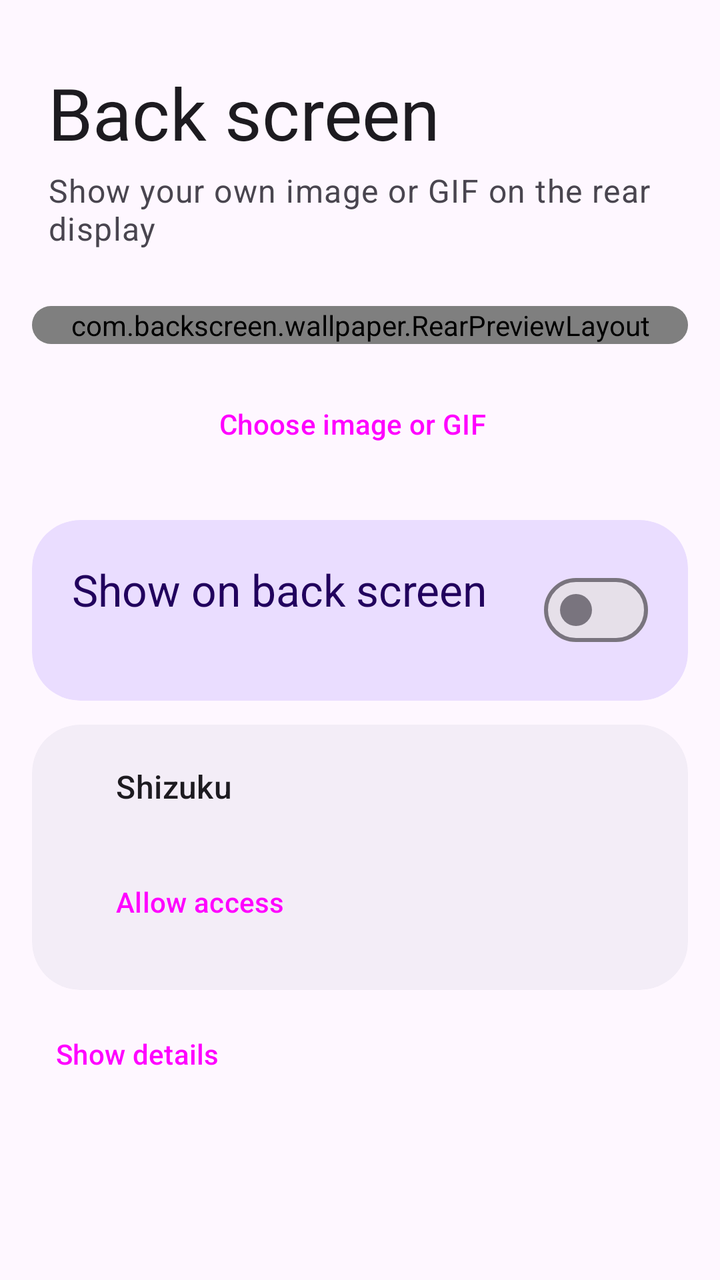
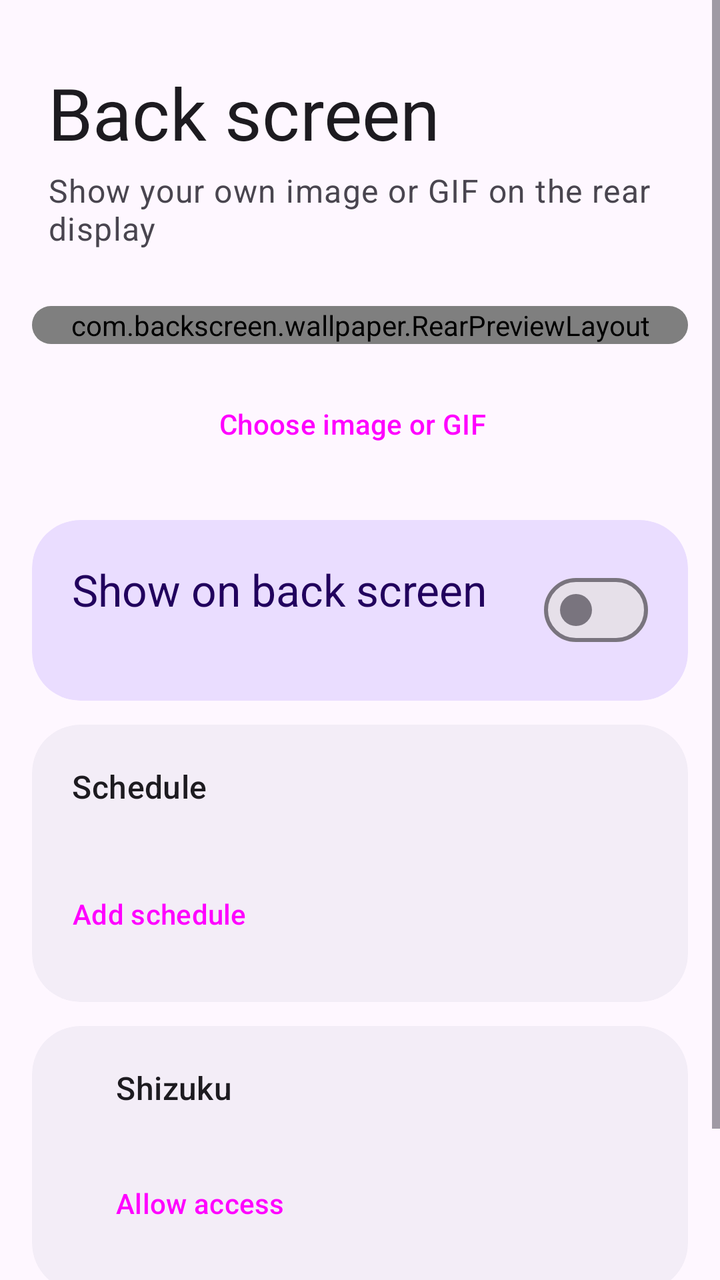

The first picture is an Android layout as it rendered before a commit; the second is the same layout after the commit. The layout source and the unified diff follow.
<!-- AndroidManifest.xml: application theme Theme.BackScreen -->
<!-- res/layout/activity_main.xml -->
<?xml version="1.0" encoding="utf-8"?>
<ScrollView xmlns:android="http://schemas.android.com/apk/res/android"
    xmlns:app="http://schemas.android.com/apk/res-auto"
    android:id="@+id/root"
    android:layout_width="match_parent"
    android:layout_height="match_parent"
    android:background="?attr/colorSurface"
    android:clipToPadding="false"
    android:fitsSystemWindows="true">

    <LinearLayout
        android:layout_width="match_parent"
        android:layout_height="wrap_content"
        android:orientation="vertical"
        android:paddingHorizontal="16dp"
        android:paddingTop="32dp"
        android:paddingBottom="24dp">

        <TextView
            android:layout_width="wrap_content"
            android:layout_height="wrap_content"
            android:layout_marginHorizontal="8dp"
            android:text="@string/title"
            android:textAppearance="?attr/textAppearanceDisplaySmall"
            android:textColor="?attr/colorOnSurface" />

        <TextView
            android:layout_width="wrap_content"
            android:layout_height="wrap_content"
            android:layout_marginHorizontal="8dp"
            android:layout_marginTop="4dp"
            android:text="@string/subtitle"
            android:textAppearance="?attr/textAppearanceBodyLarge"
            android:textColor="?attr/colorOnSurfaceVariant" />

        
        <com.google.android.material.card.MaterialCardView
            android:id="@+id/previewCard"
            style="@style/Widget.Material3.CardView.Filled"
            android:layout_width="match_parent"
            android:layout_height="wrap_content"
            android:layout_marginTop="28dp"
            android:clickable="true"
            android:focusable="true"
            app:cardBackgroundColor="?attr/colorSurfaceContainerHighest"
            app:cardCornerRadius="28dp">

            <com.backscreen.wallpaper.RearPreviewLayout
                android:id="@+id/previewFrame"
                android:layout_width="match_parent"
                android:layout_height="wrap_content">

                <ImageView
                    android:id="@+id/preview"
                    android:layout_width="match_parent"
                    android:layout_height="match_parent"
                    android:contentDescription="@string/title"
                    android:scaleType="centerCrop" />

                <LinearLayout
                    android:id="@+id/emptyState"
                    android:layout_width="wrap_content"
                    android:layout_height="wrap_content"
                    android:layout_gravity="center"
                    android:gravity="center_horizontal"
                    android:orientation="vertical">

                    <ImageView
                        android:layout_width="40dp"
                        android:layout_height="40dp"
                        android:importantForAccessibility="no"
                        android:src="@drawable/ic_image"
                        app:tint="?attr/colorOnSurfaceVariant" />

                    <TextView
                        android:layout_width="wrap_content"
                        android:layout_height="wrap_content"
                        android:layout_marginTop="8dp"
                        android:text="@string/no_image"
                        android:textAppearance="?attr/textAppearanceBodyMedium"
                        android:textColor="?attr/colorOnSurfaceVariant" />
                </LinearLayout>
            </com.backscreen.wallpaper.RearPreviewLayout>
        </com.google.android.material.card.MaterialCardView>

        <Button
            android:id="@+id/chooseButton"
            style="@style/Widget.Material3.Button.TonalButton.Icon"
            android:layout_width="wrap_content"
            android:layout_height="wrap_content"
            android:layout_gravity="center_horizontal"
            android:layout_marginTop="16dp"
            android:text="@string/choose_image"
            app:icon="@drawable/ic_image" />

        
        <com.google.android.material.card.MaterialCardView
            android:id="@+id/cameraCard"
            style="@style/Widget.BackScreen.Card"
            android:layout_width="match_parent"
            android:layout_height="wrap_content"
            android:layout_marginTop="16dp"
            android:clickable="true"
            android:focusable="true"
            android:visibility="gone"
            app:cardBackgroundColor="?attr/colorSurfaceContainer">

            <LinearLayout
                android:layout_width="match_parent"
                android:layout_height="wrap_content"
                android:gravity="center_vertical"
                android:orientation="horizontal">

                <LinearLayout
                    android:layout_width="0dp"
                    android:layout_height="wrap_content"
                    android:layout_weight="1"
                    android:orientation="vertical">

                    <TextView
                        android:layout_width="wrap_content"
                        android:layout_height="wrap_content"
                        android:text="@string/avoid_camera_title"
                        android:textAppearance="?attr/textAppearanceTitleMedium"
                        android:textColor="?attr/colorOnSurface" />

                    <TextView
                        android:layout_width="wrap_content"
                        android:layout_height="wrap_content"
                        android:layout_marginTop="2dp"
                        android:text="@string/avoid_camera_summary"
                        android:textAppearance="?attr/textAppearanceBodyMedium"
                        android:textColor="?attr/colorOnSurfaceVariant" />
                </LinearLayout>

                <com.google.android.material.materialswitch.MaterialSwitch
                    android:id="@+id/cameraSwitch"
                    android:layout_width="wrap_content"
                    android:layout_height="wrap_content" />
            </LinearLayout>
        </com.google.android.material.card.MaterialCardView>

        
        <com.google.android.material.card.MaterialCardView
            android:id="@+id/toggleCard"
            style="@style/Widget.BackScreen.Card"
            android:layout_width="match_parent"
            android:layout_height="wrap_content"
            android:layout_marginTop="24dp"
            android:clickable="true"
            android:focusable="true"
            app:cardBackgroundColor="?attr/colorPrimaryContainer">

            <LinearLayout
                android:layout_width="match_parent"
                android:layout_height="wrap_content"
                android:gravity="center_vertical"
                android:orientation="horizontal">

                <LinearLayout
                    android:layout_width="0dp"
                    android:layout_height="wrap_content"
                    android:layout_weight="1"
                    android:orientation="vertical">

                    <TextView
                        android:layout_width="wrap_content"
                        android:layout_height="wrap_content"
                        android:text="@string/show_on_back_screen"
                        android:textAppearance="?attr/textAppearanceTitleLarge"
                        android:textColor="?attr/colorOnPrimaryContainer" />

                    <TextView
                        android:id="@+id/toggleState"
                        android:layout_width="wrap_content"
                        android:layout_height="wrap_content"
                        android:layout_marginTop="2dp"
                        android:textAppearance="?attr/textAppearanceBodyMedium"
                        android:textColor="?attr/colorOnPrimaryContainer" />
                </LinearLayout>

                <com.google.android.material.materialswitch.MaterialSwitch
                    android:id="@+id/toggleSwitch"
                    android:layout_width="wrap_content"
                    android:layout_height="wrap_content" />
            </LinearLayout>
        </com.google.android.material.card.MaterialCardView>

        
        <com.google.android.material.card.MaterialCardView
            style="@style/Widget.BackScreen.Card"
            android:layout_width="match_parent"
            android:layout_height="wrap_content"
            android:layout_marginTop="12dp"
            app:cardBackgroundColor="?attr/colorSurfaceContainer">

            <LinearLayout
                android:layout_width="match_parent"
                android:layout_height="wrap_content"
                android:orientation="vertical">

                <LinearLayout
                    android:layout_width="match_parent"
                    android:layout_height="wrap_content"
                    android:gravity="center_vertical"
                    android:orientation="horizontal">

                    <View
                        android:id="@+id/shizukuDot"
                        android:layout_width="10dp"
                        android:layout_height="10dp"
                        android:layout_marginEnd="12dp" />

                    <TextView
                        android:layout_width="wrap_content"
                        android:layout_height="wrap_content"
                        android:text="@string/shizuku_title"
                        android:textAppearance="?attr/textAppearanceTitleMedium"
                        android:textColor="?attr/colorOnSurface" />
                </LinearLayout>

                <TextView
                    android:id="@+id/shizukuStatus"
                    android:layout_width="wrap_content"
                    android:layout_height="wrap_content"
                    android:layout_marginStart="22dp"
                    android:layout_marginTop="4dp"
                    android:textAppearance="?attr/textAppearanceBodyMedium"
                    android:textColor="?attr/colorOnSurfaceVariant" />

                <Button
                    android:id="@+id/allowButton"
                    style="@style/Widget.Material3.Button.TextButton"
                    android:layout_width="wrap_content"
                    android:layout_height="wrap_content"
                    android:layout_marginStart="10dp"
                    android:text="@string/allow_access" />
            </LinearLayout>
        </com.google.android.material.card.MaterialCardView>

        <Button
            android:id="@+id/detailsButton"
            style="@style/Widget.Material3.Button.TextButton"
            android:layout_width="wrap_content"
            android:layout_height="wrap_content"
            android:layout_marginTop="8dp"
            android:text="@string/show_details" />

        <TextView
            android:id="@+id/log"
            android:layout_width="match_parent"
            android:layout_height="wrap_content"
            android:layout_marginHorizontal="8dp"
            android:fontFamily="monospace"
            android:textAppearance="?attr/textAppearanceBodySmall"
            android:textColor="?attr/colorOnSurfaceVariant"
            android:textIsSelectable="true"
            android:visibility="gone" />
    </LinearLayout>
</ScrollView>
<!-- resources referenced by this layout -->
<resources>
  <!-- drawable ic_image (drawable) -->
  <vector xmlns:android="http://schemas.android.com/apk/res/android"
      android:width="24dp"
      android:height="24dp"
      android:tint="?android:attr/colorControlNormal"
      android:viewportWidth="24"
      android:viewportHeight="24">
      <path
          android:fillColor="@android:color/white"
          android:pathData="M21,19V5c0,-1.1 -0.9,-2 -2,-2H5c-1.1,0 -2,0.9 -2,2v14c0,1.1 0.9,2 2,2h14c1.1,0 2,-0.9 2,-2zM8.5,13.5l2.5,3.01L14.5,12l4.5,6H5l3.5,-4.5z" />
  </vector>
  <string name="allow_access">Allow access</string>
  <string name="avoid_camera_summary">Fit the image beside the camera instead of partly behind it</string>
  <string name="avoid_camera_title">Keep clear of the camera</string>
  <string name="choose_image">Choose image or GIF</string>
  <string name="no_image">No image chosen</string>
  <string name="shizuku_title">Shizuku</string>
  <string name="show_details">Show details</string>
  <string name="show_on_back_screen">Show on back screen</string>
  <string name="subtitle">Show your own image or GIF on the rear display</string>
  <string name="title">Back screen</string>
  <style name="Widget.BackScreen.Card" parent="Widget.Material3.CardView.Filled">
          <item name="cardCornerRadius">24dp</item>
          <item name="contentPadding">20dp</item>
      </style>
  <style name="Theme.BackScreen" parent="Theme.Material3.DayNight.NoActionBar">
          <item name="android:statusBarColor">@android:color/transparent</item>
          <item name="android:navigationBarColor">@android:color/transparent</item>
      </style>
</resources>

<!-- the commit's change to res/layout/activity_main.xml (unified diff, before → after) -->
@@ -199,6 +199,102 @@
                 android:layout_height="wrap_content"
                 android:orientation="vertical">
 
+                <TextView
+                    android:layout_width="wrap_content"
+                    android:layout_height="wrap_content"
+                    android:text="@string/schedule_title"
+                    android:textAppearance="?attr/textAppearanceTitleMedium"
+                    android:textColor="?attr/colorOnSurface" />
+
+                <TextView
+                    android:id="@+id/scheduleSummary"
+                    android:layout_width="wrap_content"
+                    android:layout_height="wrap_content"
+                    android:layout_marginTop="2dp"
+                    android:textAppearance="?attr/textAppearanceBodyMedium"
+                    android:textColor="?attr/colorOnSurfaceVariant" />
+
+                <LinearLayout
+                    android:id="@+id/scheduleList"
+                    android:layout_width="match_parent"
+                    android:layout_height="wrap_content"
+                    android:layout_marginTop="8dp"
+                    android:orientation="vertical" />
+
+                
+                <LinearLayout
+                    android:id="@+id/alarmWarning"
+                    android:layout_width="match_parent"
+                    android:layout_height="wrap_content"
+                    android:layout_marginTop="8dp"
+                    android:orientation="vertical"
+                    android:visibility="gone">
+
+                    <TextView
+                        android:layout_width="wrap_content"
+                        android:layout_height="wrap_content"
+                        android:text="@string/alarms_needed"
+                        android:textAppearance="?attr/textAppearanceBodyMedium"
+                        android:textColor="?attr/colorError" />
+
+                    <Button
+                        android:id="@+id/alarmButton"
+                        style="@style/Widget.Material3.Button.TextButton"
+                        android:layout_width="wrap_content"
+                        android:layout_height="wrap_content"
+                        android:layout_marginStart="-12dp"
+                        android:text="@string/allow_alarms" />
+                </LinearLayout>
+
+                
+                <LinearLayout
+                    android:id="@+id/batteryWarning"
+                    android:layout_width="match_parent"
+                    android:layout_height="wrap_content"
+                    android:layout_marginTop="8dp"
+                    android:orientation="vertical"
+                    android:visibility="gone">
+
+                    <TextView
+                        android:layout_width="wrap_content"
+                        android:layout_height="wrap_content"
+                        android:text="@string/battery_needed"
+                        android:textAppearance="?attr/textAppearanceBodyMedium"
+                        android:textColor="?attr/colorError" />
+
+                    <Button
+                        android:id="@+id/batteryButton"
+                        style="@style/Widget.Material3.Button.TextButton"
+                        android:layout_width="wrap_content"
+                        android:layout_height="wrap_content"
+                        android:layout_marginStart="-12dp"
+                        android:text="@string/open_app_settings" />
+                </LinearLayout>
+
+                <Button
+                    android:id="@+id/addScheduleButton"
+                    style="@style/Widget.Material3.Button.TextButton.Icon"
+                    android:layout_width="wrap_content"
+                    android:layout_height="wrap_content"
+                    android:layout_marginStart="-12dp"
+                    android:text="@string/add_schedule"
+                    app:icon="@drawable/ic_add" />
+            </LinearLayout>
+        </com.google.android.material.card.MaterialCardView>
+
+        
+        <com.google.android.material.card.MaterialCardView
+            style="@style/Widget.BackScreen.Card"
+            android:layout_width="match_parent"
+            android:layout_height="wrap_content"
+            android:layout_marginTop="12dp"
+            app:cardBackgroundColor="?attr/colorSurfaceContainer">
+
+            <LinearLayout
+                android:layout_width="match_parent"
+                android:layout_height="wrap_content"
+                android:orientation="vertical">
+
                 <LinearLayout
                     android:layout_width="match_parent"
                     android:layout_height="wrap_content"
<!-- resource entries referenced after the edit -->
@@ -1,5 +1,16 @@
 <!-- resources referenced by this layout -->
 <resources>
+  <!-- drawable ic_add (drawable) -->
+  <vector xmlns:android="http://schemas.android.com/apk/res/android"
+      android:width="24dp"
+      android:height="24dp"
+      android:tint="?android:attr/colorControlNormal"
+      android:viewportWidth="24"
+      android:viewportHeight="24">
+      <path
+          android:fillColor="@android:color/white"
+          android:pathData="M19,13h-6v6h-2v-6H5v-2h6V5h2v6h6v2z" />
+  </vector>
   <!-- drawable ic_image (drawable) -->
   <vector xmlns:android="http://schemas.android.com/apk/res/android"
       android:width="24dp"
@@ -11,11 +22,17 @@
           android:fillColor="@android:color/white"
           android:pathData="M21,19V5c0,-1.1 -0.9,-2 -2,-2H5c-1.1,0 -2,0.9 -2,2v14c0,1.1 0.9,2 2,2h14c1.1,0 2,-0.9 2,-2zM8.5,13.5l2.5,3.01L14.5,12l4.5,6H5l3.5,-4.5z" />
   </vector>
+  <string name="add_schedule">Add schedule</string>
+  <string name="alarms_needed">Allow alarms so schedules switch on time, even when the app is closed.</string>
   <string name="allow_access">Allow access</string>
+  <string name="allow_alarms">Allow alarms</string>
   <string name="avoid_camera_summary">Fit the image beside the camera instead of partly behind it</string>
   <string name="avoid_camera_title">Keep clear of the camera</string>
+  <string name="battery_needed">HyperOS pauses this app in the background, so schedules can\'t turn it on. In app settings, turn on Autostart and set Battery saver to No restrictions.</string>
   <string name="choose_image">Choose image or GIF</string>
   <string name="no_image">No image chosen</string>
+  <string name="open_app_settings">Open app settings</string>
+  <string name="schedule_title">Schedule</string>
   <string name="shizuku_title">Shizuku</string>
   <string name="show_details">Show details</string>
   <string name="show_on_back_screen">Show on back screen</string>
